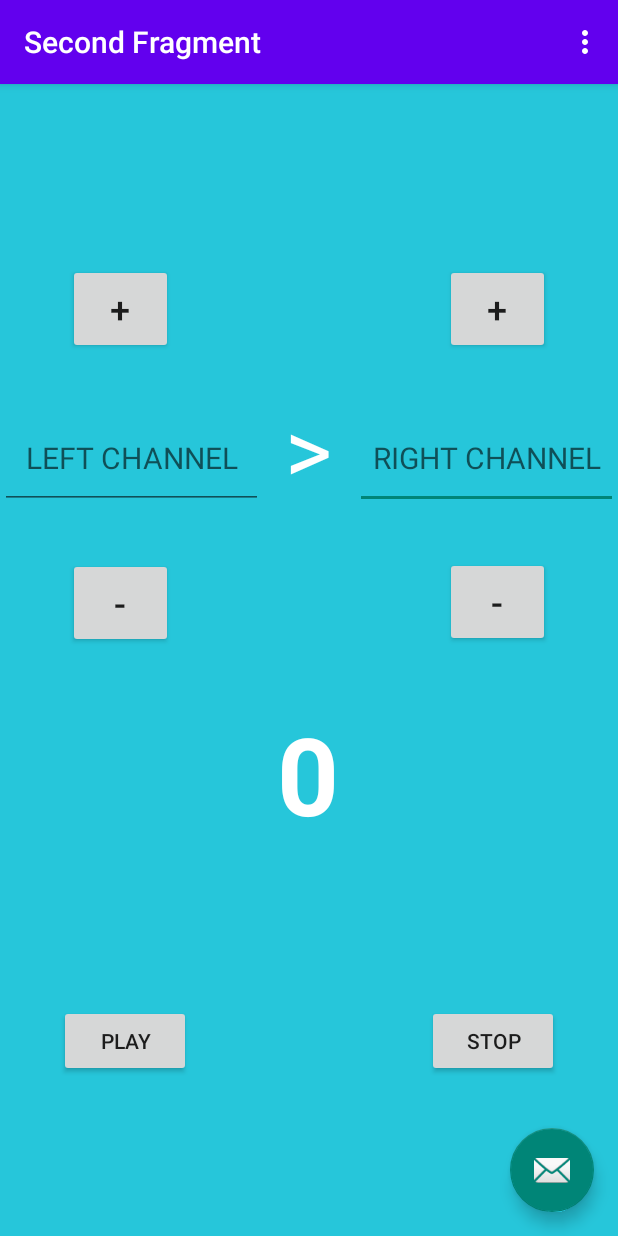
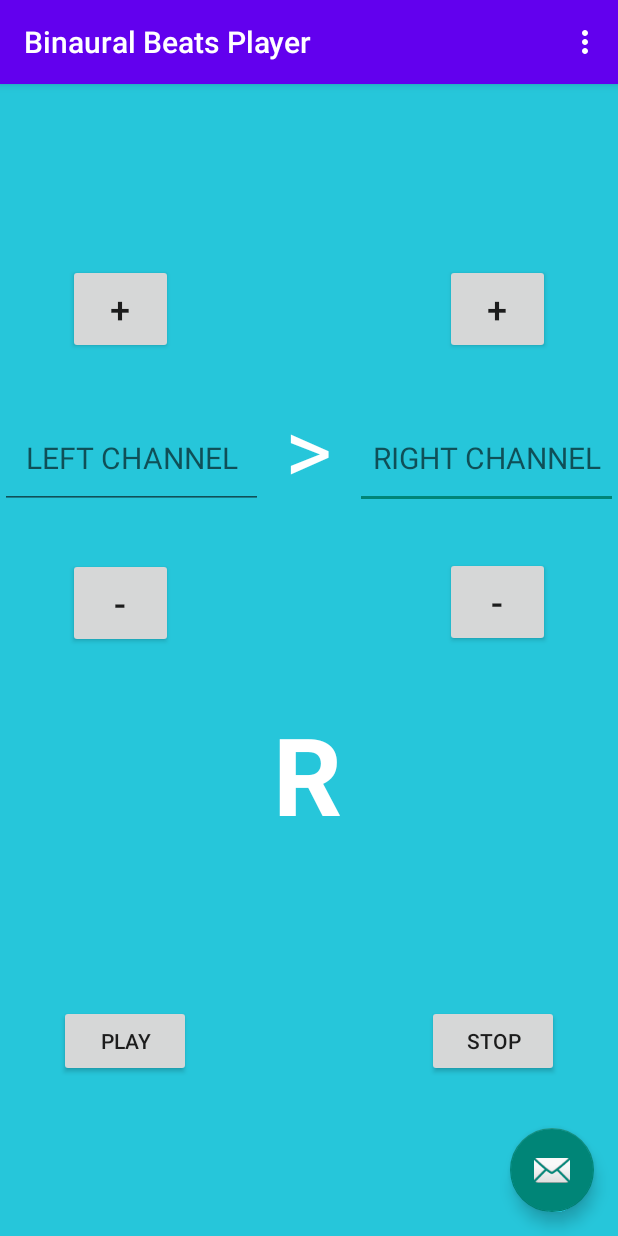
Before and after one commit to Pythoniarz/MyFirstAndroidApp, an Android app: the screen it shows after launch (MainActivity), on a phone screen of 412 x 824 dp. Run offline under Robolectric (Android 15) with nearby library versions, the phone set to English and light mode, and no system bars; our stand-ins replace navigation-ui.

```diff
--- a/app/src/main/java/com/example/myfirstapplication/SecondFragment.java
+++ b/app/src/main/java/com/example/myfirstapplication/SecondFragment.java
@@ -141,6 +141,7 @@ public class SecondFragment extends Fragment {
             }
         });
 
+        /*
         Integer count = SecondFragmentArgs.fromBundle(getArguments()).getMyArg();
         String countText = getString(R.string.random_heading, count);
         TextView headerView = view.getRootView().findViewById(R.id.textview_header);
@@ -154,7 +155,7 @@ public class SecondFragment extends Fragment {
 
         TextView randomView = view.getRootView().findViewById(R.id.textview_random);
         randomView.setText(randomNumber.toString());
-
+         */
     }
 
     @Override
--- a/app/src/main/res/values/strings.xml
+++ b/app/src/main/res/values/strings.xml
@@ -3,7 +3,7 @@
     <string name="action_settings">Settings</string>
     <!-- Strings used for fragments for navigation -->
     <string name="first_fragment_label">First Fragment</string>
-    <string name="second_fragment_label">Second Fragment</string>
+    <string name="second_fragment_label">Binaural Beats Player</string>
     <string name="previous">Previous</string>
 
     <string name="hello_first_fragment">Hello World!</string>
```
